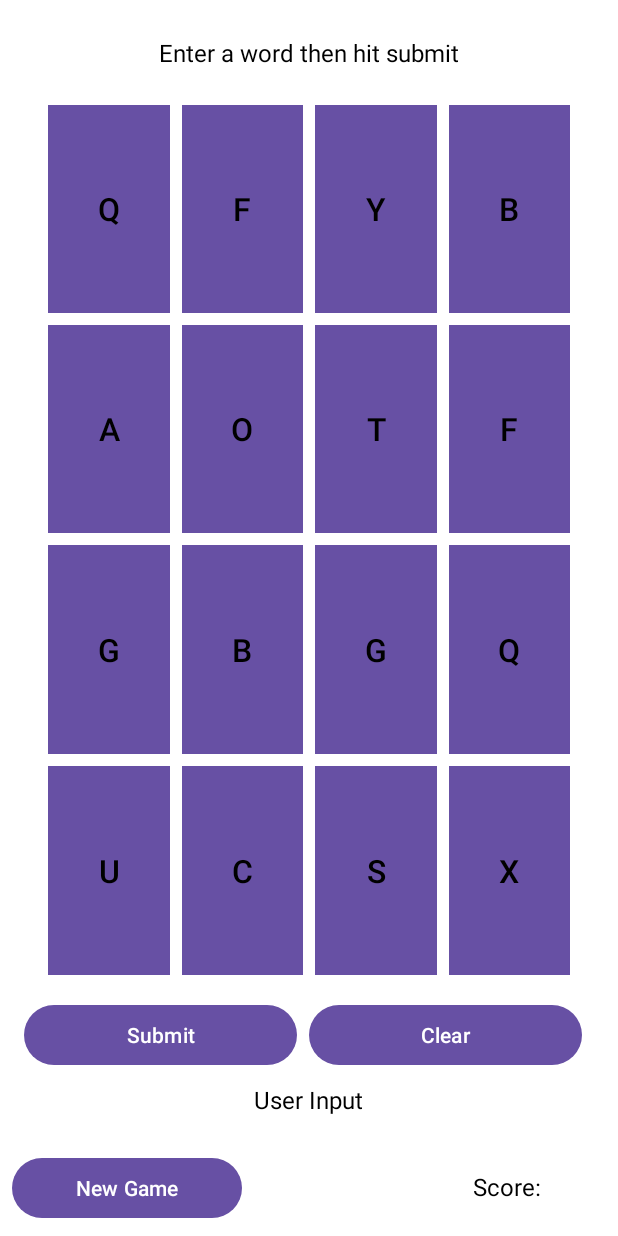
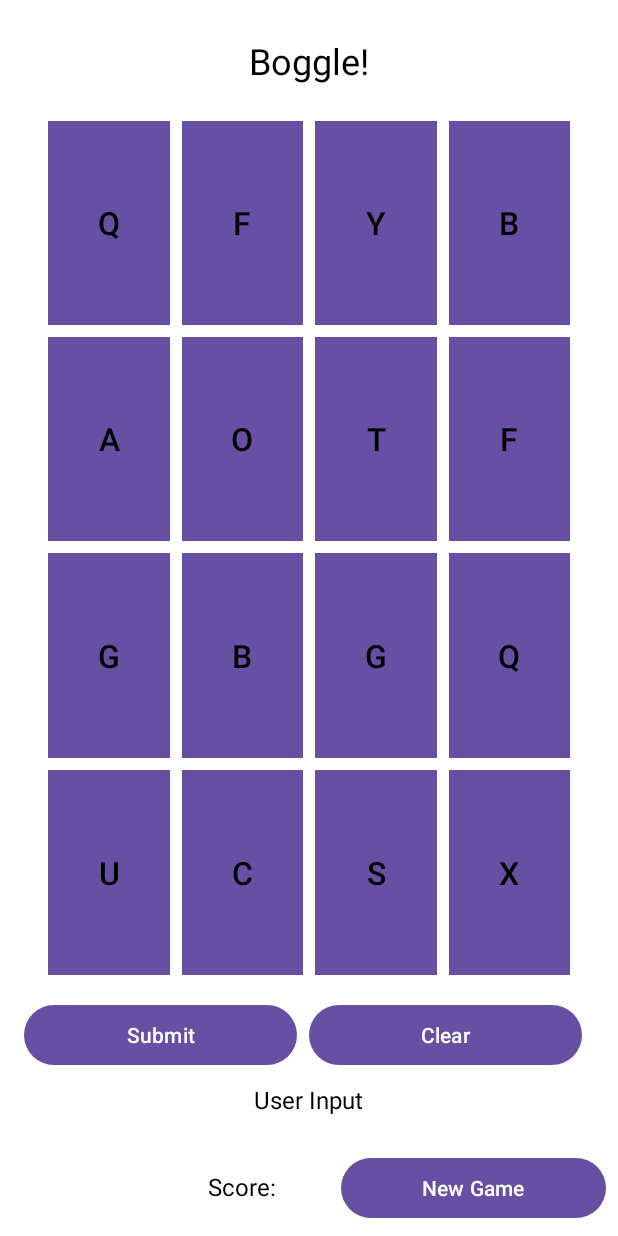
Before and after one commit to Infirmax/SimpleBoggle-KevinWu, an Android app: the screen it shows after launch (MainActivity), on a phone screen of 412 x 824 dp. Run offline under Robolectric (Android 15) with nearby library versions, the phone set to English and light mode, and no system bars; network calls fail.

Commit message:
finished extra credit

```diff
--- a/app/src/main/java/com/bignerdranch/android/simpleboggle/GameFragment.kt
+++ b/app/src/main/java/com/bignerdranch/android/simpleboggle/GameFragment.kt
@@ -50,41 +50,17 @@ class GameFragment : Fragment() {
         super.onViewCreated(view, savedInstanceState)
 
         // Initialize buttons
-        buttons = listOf(
-            view.findViewById(R.id.button1),
-            view.findViewById(R.id.button2),
-            view.findViewById(R.id.button3),
-            view.findViewById(R.id.button4),
-            view.findViewById(R.id.button5),
-            view.findViewById(R.id.button6),
-            view.findViewById(R.id.button7),
-            view.findViewById(R.id.button8),
-            view.findViewById(R.id.button9),
-            view.findViewById(R.id.button10),
-            view.findViewById(R.id.button11),
-            view.findViewById(R.id.button12),
-            view.findViewById(R.id.button13),
-            view.findViewById(R.id.button14),
-            view.findViewById(R.id.button15),
-            view.findViewById(R.id.button16)
-        )
-
-        // Set onClickListener for each button
-        for (button in buttons) {
-            button.setOnClickListener {
-                buttonClick(button)
+        buttons = (1..16).map { id ->
+            view.findViewById<Button>(resources.getIdentifier("button$id", "id", context?.packageName)).apply {
+                setOnClickListener { buttonClick(this) }
             }
         }
 
-        // Set onClickListener for clear button
-        val clearButton = view.findViewById<Button>(R.id.clear_button)
-        clearButton.setOnClickListener {
+        view.findViewById<Button>(R.id.clear_button).setOnClickListener {
             clearInput()
         }
 
-        // Set onClickListener for submit button
-        val submitButton = view.findViewById<Button>(R.id.submit_button)
-        submitButton.setOnClickListener {
+        view.findViewById<Button>(R.id.submit_button).setOnClickListener {
             submitInput()
         }
 
@@ -146,10 +122,8 @@ class GameFragment : Fragment() {
         val consonants = ('A'..'Z').filterNot { it in vowels }
         val randomLetters = mutableListOf<Char>()
 
-        // Add 3 unique random vowels
         randomLetters += vowels.shuffled().take(3)
 
-        // Add 13 random consonants, allowing repeats
         randomLetters += List(13) { consonants.random() }
 
         return randomLetters.shuffled()
@@ -225,14 +199,17 @@ class GameFragment : Fragment() {
     }
 
 
-    private fun deductPoints(points: Int) {
-        score = maxOf(score - points, 0) // Deduct points, but ensure the score doesn't go negative
+    private fun updateScore(newScore: Int) {
+        score = newScore
         gameFragmentListener.onScoreUpdated(score)
     }
 
+    private fun deductPoints(points: Int) {
+        updateScore(maxOf(score - points, 0))
+    }
+
     private fun addPoints(points: Int) {
-        score += points // Add points to the score
-        gameFragmentListener.onScoreUpdated(score) // Update the score in the ScoreFragment
+        updateScore(score + points)
     }
 
     private fun calculateScore(word: String): Int {
--- a/app/src/main/java/com/bignerdranch/android/simpleboggle/ScoreFragment.kt
+++ b/app/src/main/java/com/bignerdranch/android/simpleboggle/ScoreFragment.kt
@@ -47,7 +47,7 @@ class ScoreFragment : Fragment() {
     }
 
     fun updateDisplayedScore() {
-        val scoreTextView = view?.findViewById<TextView>(R.id.scoreTextView)
-        scoreTextView?.text = "Score: $score"
+        view?.findViewById<TextView>(R.id.scoreTextView)?.text = "Score: $score"
+
     }
 }
--- a/app/src/main/res/layout/fragment_game.xml
+++ b/app/src/main/res/layout/fragment_game.xml
@@ -10,12 +10,12 @@
         android:id="@+id/instructionTextView"
         android:layout_width="wrap_content"
         android:layout_height="wrap_content"
-        android:text="Enter a word then hit submit"
+        android:layout_gravity="center_horizontal"
+        android:layout_marginTop="8dp"
+        android:layout_marginBottom="8dp"
+        android:text="Boggle!"
         android:textColor="#000000"
-        android:textSize="16sp"
-        android:layout_gravity="center_horizontal"
-        android:layout_marginBottom="8dp"
-        android:layout_marginTop="8dp"/>
+        android:textSize="24sp" />
 
     <GridLayout
         android:id="@+id/gridLayout"
--- a/app/src/main/res/layout/fragment_score.xml
+++ b/app/src/main/res/layout/fragment_score.xml
@@ -3,6 +3,17 @@
     android:layout_width="match_parent"
     android:layout_height="wrap_content"
     android:orientation="horizontal">
+
+    <TextView
+        android:id="@+id/scoreTextView"
+        android:layout_width="43dp"
+        android:layout_height="wrap_content"
+        android:layout_weight="0.5"
+        android:gravity="end"
+        android:paddingEnd="40dp"
+        android:text="Score: "
+        android:textColor="#000000"
+        android:textSize="16sp" />
 
     <Button
         android:id="@+id/new_game_button"
@@ -11,15 +22,4 @@
         android:layout_weight="0.5"
         android:text="New Game"/>
 
-    <TextView
-        android:id="@+id/scoreTextView"
-        android:layout_width="wrap_content"
-        android:layout_height="wrap_content"
-        android:text="Score: "
-        android:layout_weight="0.5"
-        android:textColor="#000000"
-        android:textSize="16sp"
-        android:gravity="end"
-        android:paddingEnd="40dp"/>
-
 </LinearLayout>
```
Also changed, not shown: app/src/main/java/com/bignerdranch/android/simpleboggle/MainActivity.kt (+5 -11 lines), app/src/main/res/drawable/small_border.xml (deleted, +0 -12 lines), app/src/main/res/drawable/square.png (deleted).
